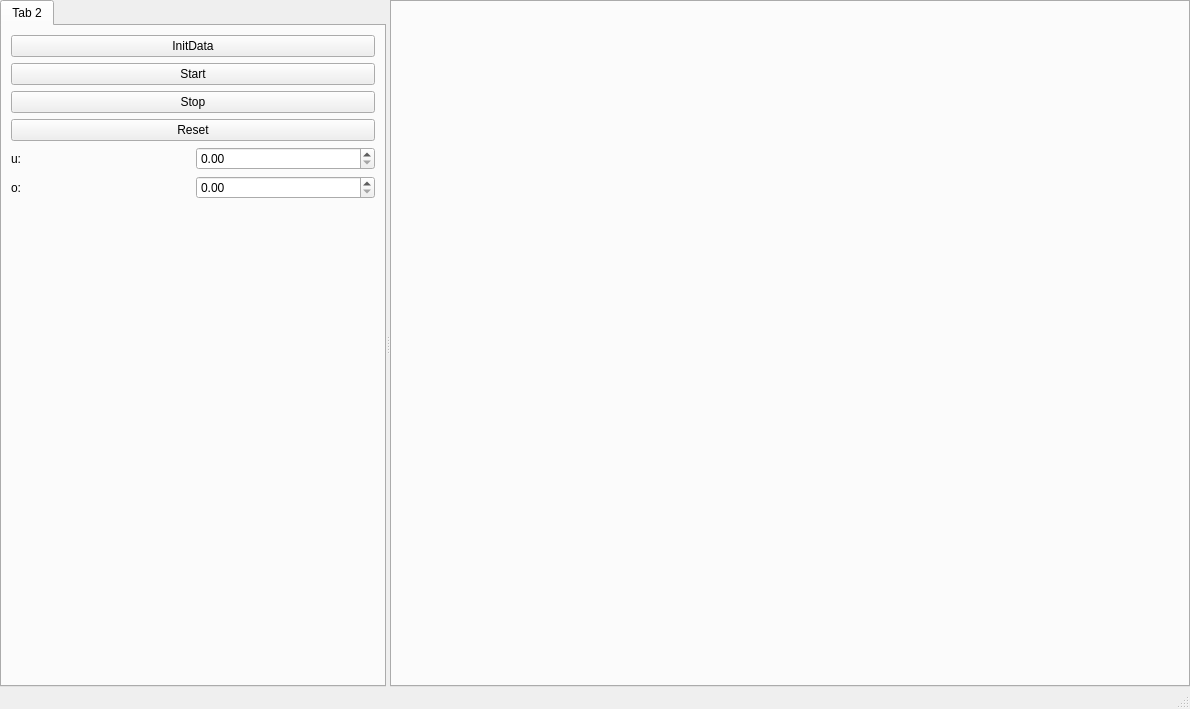
Above: QtWindow/MainWindow.ui from BoYuXiang/DeepLearn_PyQtGraph before the change. Below: the same form after it.
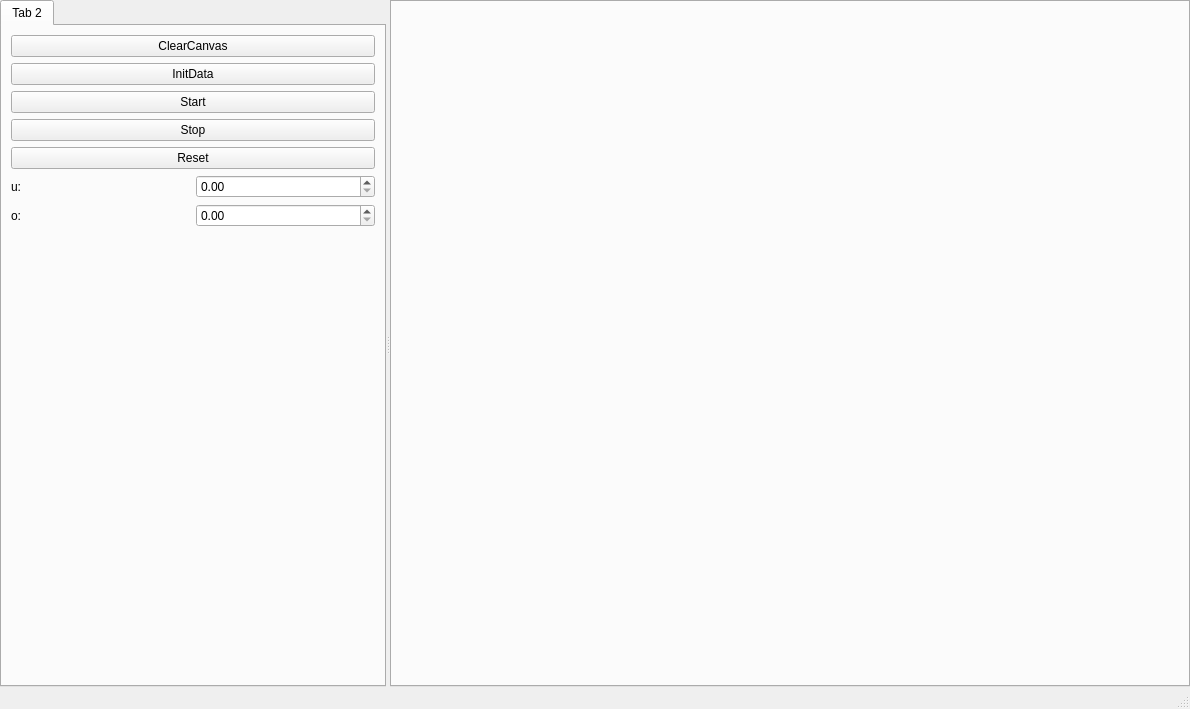
That is the form after the change.

The edit to the form file:
```diff
--- a/QtWindow/MainWindow.ui
+++ b/QtWindow/MainWindow.ui
@@ -51,6 +51,13 @@
         <layout class="QGridLayout" name="gridLayout_2">
          <item row="0" column="0">
           <layout class="QVBoxLayout" name="verticalLayout_2">
+           <item>
+            <widget class="QPushButton" name="W_ClearCanvas">
+             <property name="text">
+              <string>ClearCanvas</string>
+             </property>
+            </widget>
+           </item>
            <item>
             <widget class="QPushButton" name="W_InitData">
              <property name="text">
```
